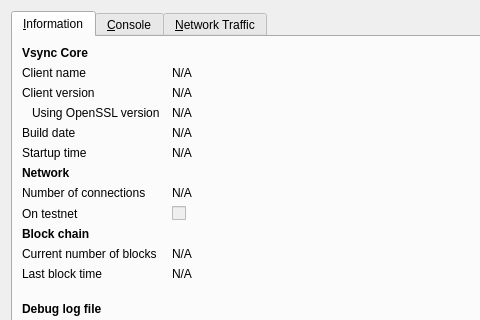
First picture: the form in src/qt/forms/rpcconsole.ui, repository wtomtom/vsynctt, before the edit; both pictures show x 0 to 480 and y 0 to 320 of the 740 by 450 pixel window.
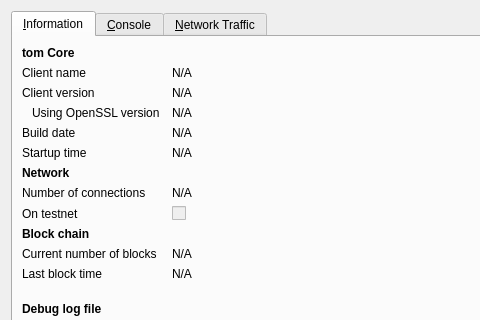
Second picture: the form after the edit. Icons and pictures are not drawn. Custom widgets are drawn as their Qt base class.

```diff
--- a/src/qt/forms/rpcconsole.ui
+++ b/src/qt/forms/rpcconsole.ui
@@ -36,7 +36,7 @@
           </font>
          </property>
          <property name="text">
-          <string>Vsync Core</string>
+          <string>tom Core</string>
          </property>
         </widget>
        </item>
```
Left out of the diff: 6 changed lines with no effect on the pictures.
